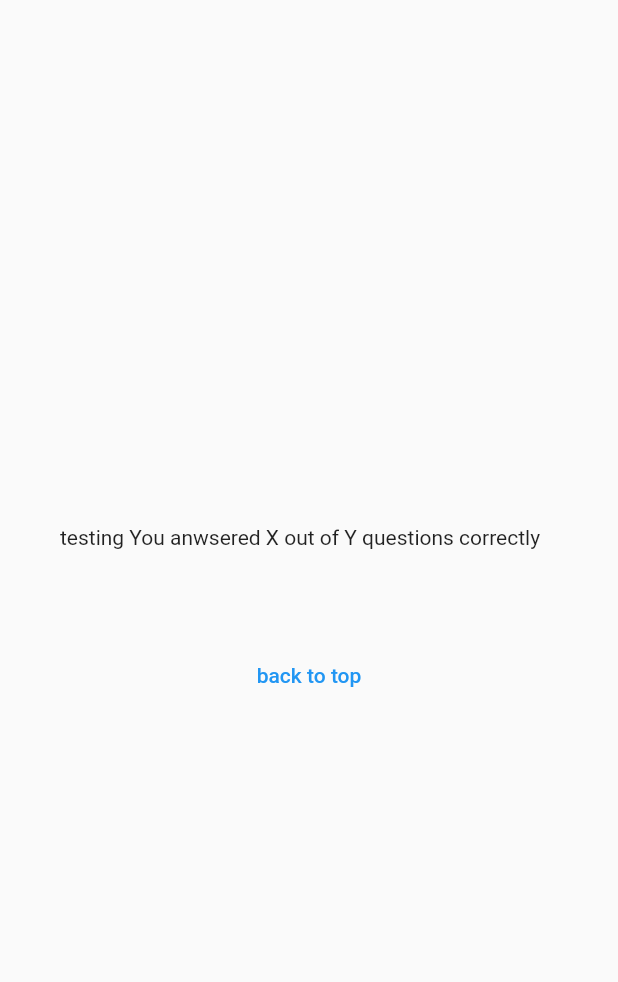
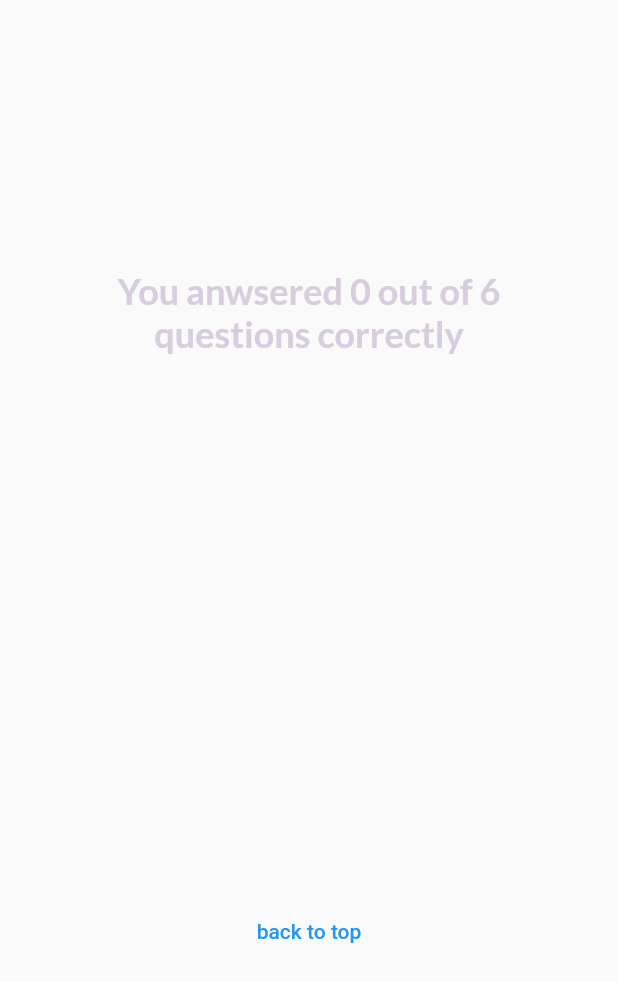
Before and after one commit to masanao10337/quiz_app, a Flutter app: the ResultScreen widget shown alone on an empty page, opened directly with empty values, on a phone screen of 412 x 824 dp. Shown: the top 982 px of the screen. Run offline on Flutter 3.47's test engine with Material 2 defaults, Android fonts, the phone set to English and light mode, and no system bars; our stand-ins replace google_fonts.

Commit message:
extract to widget

```diff
--- a/lib/screens/result_screen.dart
+++ b/lib/screens/result_screen.dart
@@ -1,4 +1,5 @@
 import 'package:flutter/material.dart';
+import 'package:google_fonts/google_fonts.dart';
 import 'package:quiz_app/data/questions.dart';
 import 'package:quiz_app/widgets/question_summary.dart';
 
@@ -25,6 +26,12 @@ class ResultScreen extends StatelessWidget {
 
   @override
   Widget build(BuildContext context) {
+    final summaryData = getSummaryData();
+    final totalQuestionsCount = questions.length;
+    final correctQuestionsCount = summaryData.where((data) {
+      return data['user_answer'] == data['correct_answer'];
+    }).length;
+
     return SizedBox(
       width: double.infinity,
       child: Container(
@@ -33,9 +40,17 @@ class ResultScreen extends StatelessWidget {
           mainAxisAlignment: MainAxisAlignment.center,
           crossAxisAlignment: CrossAxisAlignment.stretch,
           children: [
-            const Text('testing You anwsered X out of Y questions correctly'),
+            Text(
+              'You anwsered $correctQuestionsCount out of $totalQuestionsCount questions correctly',
+              style: GoogleFonts.lato(
+                color: const Color.fromARGB(255, 216, 205, 222),
+                fontSize: 24,
+                fontWeight: FontWeight.bold,
+              ),
+              textAlign: TextAlign.center,
+            ),
             const SizedBox(height: 30),
-            QuestionSummary(summaryData: getSummaryData()),
+            QuestionSummary(summaryData: summaryData),
             const SizedBox(height: 30),
             TextButton(onPressed: () {}, child: const Text('back to top')),
           ],
--- a/lib/widgets/question_summary.dart
+++ b/lib/widgets/question_summary.dart
@@ -1,4 +1,5 @@
 import 'package:flutter/material.dart';
+import 'package:quiz_app/widgets/result_container.dart';
 
 class QuestionSummary extends StatelessWidget {
   const QuestionSummary({required this.summaryData, super.key});
@@ -7,25 +8,17 @@ class QuestionSummary extends StatelessWidget {
 
   @override
   Widget build(BuildContext context) {
-    return Column(
-      children: summaryData.map(
-        (data) {
-          return Row(
-            children: [
-              Text(((data['question_index'] as int) + 1).toString()),
-              Column(
-                children: [
-                  Text(data['question'] as String),
-                  const SizedBox(height: 5),
-                  Text(data['user_answer'] as String),
-                  const SizedBox(height: 5),
-                  Text(data['correct_answer'] as String),
-                ],
-              ),
-            ],
-          );
-        },
-      ).toList(),
+    return SizedBox(
+      height: 300,
+      child: SingleChildScrollView(
+        child: Column(
+          children: summaryData.map(
+            (data) {
+              return ResultContainer(data: data);
+            },
+          ).toList(),
+        ),
+      ),
     );
   }
 }
```
Also changed, not shown: lib/widgets/result_container.dart (added, +55 -0 lines).
